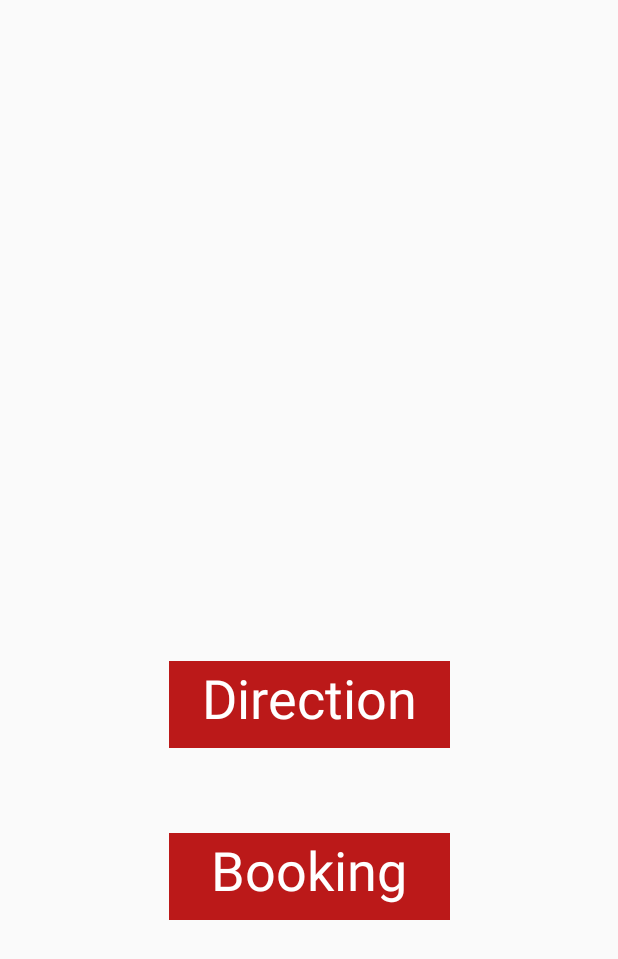
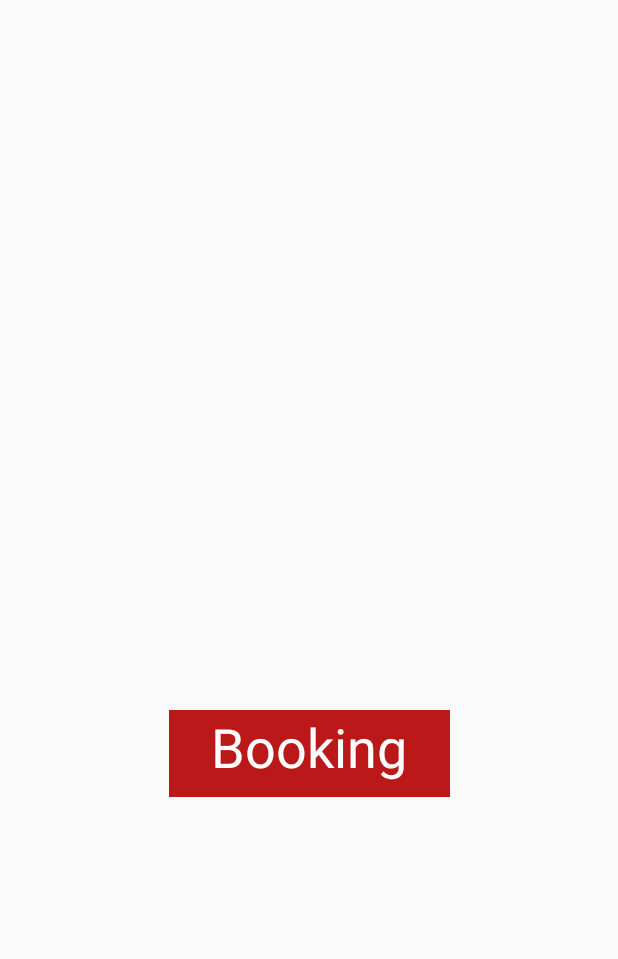
Before and after one commit to akashjoshi1999/S-park, an Android app: the layout activity_vehicle_booking.xml on its own in the app's theme, with its tools: preview values and no code run, on a phone screen of 412 x 824 dp. Shown: the top 959 px of the screen. Run offline under Robolectric (Android 15) with nearby library versions, the phone set to English and light mode, and no system bars; Roboto replaces fonts that are not available here.

Commit message:
Initial commit

```diff
--- a/app/src/main/AndroidManifest.xml
+++ b/app/src/main/AndroidManifest.xml
@@ -15,7 +15,6 @@
         android:roundIcon="@mipmap/ic_launcher_round"
         android:supportsRtl="true"
         android:theme="@style/AppTheme">
-        <activity android:name=".PlaceDirectionMap"></activity>
         <activity android:name=".carBooking" />
         <activity android:name=".VehicleBooking" />
         <activity
--- a/app/src/main/res/layout/activity_vehicle_booking.xml
+++ b/app/src/main/res/layout/activity_vehicle_booking.xml
@@ -38,35 +38,21 @@
         android:id="@+id/img3"
         android:visibility="invisible"
         tools:ignore="MissingConstraints" />
-    <TextView
-        android:id="@+id/textDirection"
-        android:layout_width="187dp"
-        android:layout_height="58dp"
-        android:text="@string/direction"
-        android:textAlignment="center"
-        android:textColor="#ffffff"
-        android:background="#BB1919"
-        android:textSize="36sp"
-        app:layout_constraintBottom_toBottomOf="parent"
-        app:layout_constraintEnd_toEndOf="parent"
-        app:layout_constraintStart_toStartOf="parent"
-        app:layout_constraintTop_toTopOf="parent"
-        app:layout_constraintVertical_bias="0.575" />
 
     <TextView
         android:id="@+id/textBooking"
         android:layout_width="187dp"
         android:layout_height="58dp"
+        android:background="#BB1919"
         android:text="@string/booking"
         android:textAlignment="center"
         android:textAllCaps="false"
         android:textColor="#ffffff"
-        android:background="#BB1919"
         android:textIsSelectable="true"
         android:textSize="36sp"
         app:layout_constraintBottom_toBottomOf="parent"
         app:layout_constraintEnd_toEndOf="parent"
         app:layout_constraintStart_toStartOf="parent"
         app:layout_constraintTop_toTopOf="parent"
-        app:layout_constraintVertical_bias="0.725" />
+        app:layout_constraintVertical_bias="0.618" />
 </androidx.constraintlayout.widget.ConstraintLayout>
```
Also changed, not shown: app/src/main/java/com/example/spark/PlaceDirectionMap.java (deleted, +0 -61 lines), app/src/main/java/com/example/spark/VehicleBooking.java (+2 -8 lines).
